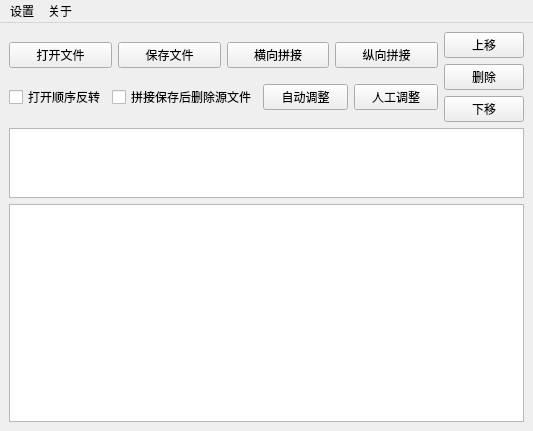
This is mainwindow.ui in JKWTCN/ImageSplicing as Qt 5 draws it before an edit. The edited form follows.
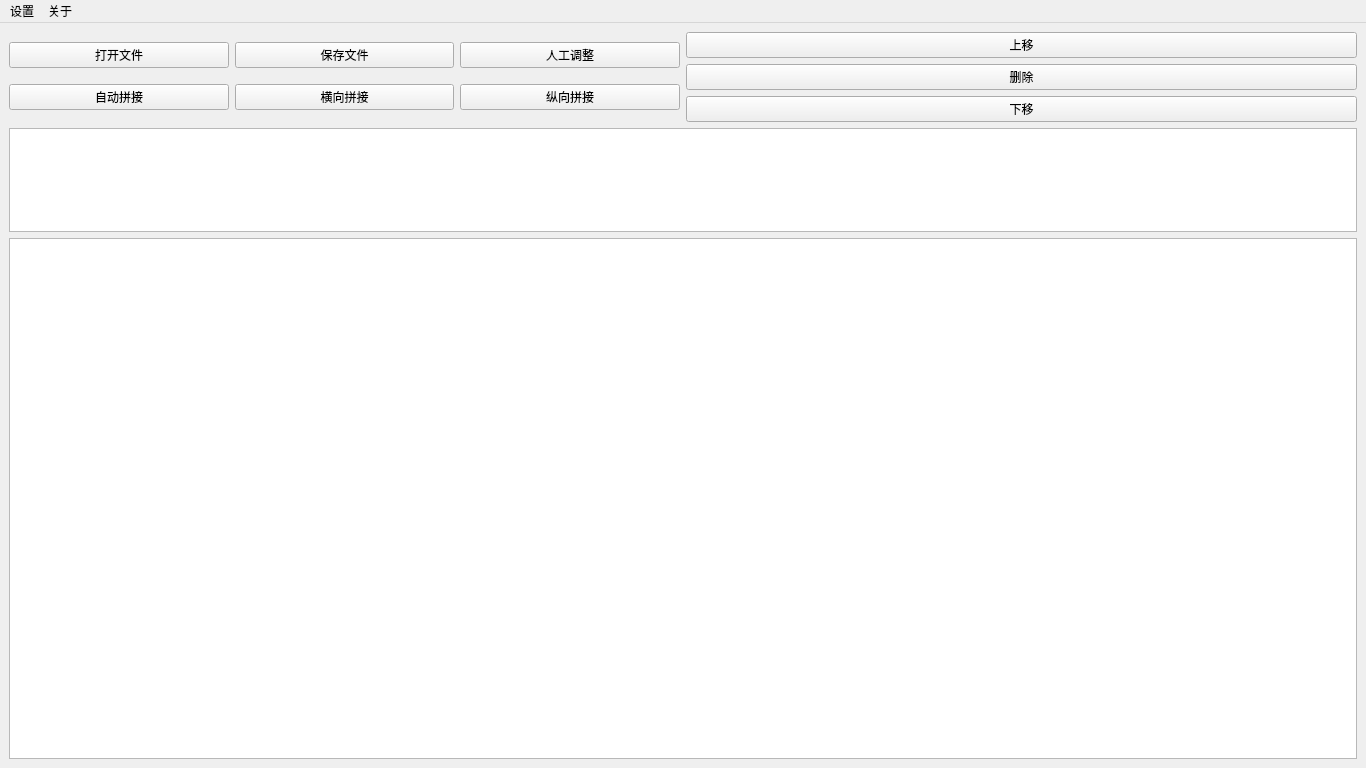
This is the edited form.

Commit message: 完成保存配置和读取配置功能；

Patch:
```diff
--- a/mainwindow.ui
+++ b/mainwindow.ui
@@ -6,17 +6,17 @@
    <rect>
     <x>0</x>
     <y>0</y>
-    <width>533</width>
-    <height>431</height>
+    <width>1366</width>
+    <height>768</height>
    </rect>
   </property>
   <property name="windowTitle">
    <string>MainWindow</string>
   </property>
   <widget class="QWidget" name="centralwidget">
-   <layout class="QVBoxLayout" name="verticalLayout_3" stretch="2,1,5">
+   <layout class="QVBoxLayout" name="verticalLayout_3" stretch="1,1,5">
     <item>
-     <layout class="QHBoxLayout" name="horizontalLayout_4" stretch="2,0">
+     <layout class="QHBoxLayout" name="horizontalLayout_2">
       <item>
        <layout class="QVBoxLayout" name="verticalLayout">
         <item>
@@ -36,45 +36,6 @@
            </widget>
           </item>
           <item>
-           <widget class="QPushButton" name="pushButton_2">
-            <property name="text">
-             <string>横向拼接</string>
-            </property>
-           </widget>
-          </item>
-          <item>
-           <widget class="QPushButton" name="pushButton_3">
-            <property name="text">
-             <string>纵向拼接</string>
-            </property>
-           </widget>
-          </item>
-         </layout>
-        </item>
-        <item>
-         <layout class="QHBoxLayout" name="horizontalLayout_2">
-          <item>
-           <widget class="QCheckBox" name="checkBoxOpenReverse">
-            <property name="text">
-             <string>打开顺序反转</string>
-            </property>
-           </widget>
-          </item>
-          <item>
-           <widget class="QCheckBox" name="checkBox_3">
-            <property name="text">
-             <string>拼接保存后删除源文件</string>
-            </property>
-           </widget>
-          </item>
-          <item>
-           <widget class="QPushButton" name="pushButton">
-            <property name="text">
-             <string>自动调整</string>
-            </property>
-           </widget>
-          </item>
-          <item>
            <widget class="QPushButton" name="pushButton_4">
             <property name="text">
              <string>人工调整</string>
@@ -83,6 +44,31 @@
           </item>
          </layout>
         </item>
+        <item>
+         <layout class="QHBoxLayout" name="horizontalLayout_4">
+          <item>
+           <widget class="QPushButton" name="pushButton_autoSplicing">
+            <property name="text">
+             <string>自动拼接</string>
+            </property>
+           </widget>
+          </item>
+          <item>
+           <widget class="QPushButton" name="pushButton_horizontalSplicing">
+            <property name="text">
+             <string>横向拼接</string>
+            </property>
+           </widget>
+          </item>
+          <item>
+           <widget class="QPushButton" name="pushButton_verticalSplicing">
+            <property name="text">
+             <string>纵向拼接</string>
+            </property>
+           </widget>
+          </item>
+         </layout>
+        </item>
        </layout>
       </item>
       <item>
@@ -113,11 +99,7 @@
      </layout>
     </item>
     <item>
-     <layout class="QHBoxLayout" name="horizontalLayout_3">
-      <item>
-       <widget class="QListWidget" name="listImageFilesWidget"/>
-      </item>
-     </layout>
+     <widget class="QListWidget" name="listImageFilesWidget"/>
     </item>
     <item>
      <widget class="QGraphicsView" name="graphicsView"/>
@@ -129,8 +111,8 @@
     <rect>
      <x>0</x>
      <y>0</y>
-     <width>533</width>
-     <height>23</height>
+     <width>1366</width>
+     <height>22</height>
     </rect>
    </property>
    <widget class="QMenu" name="menu">
```
Left out of the diff: 65 changed lines with no effect on the pictures. The commit also changes 15 other files.
